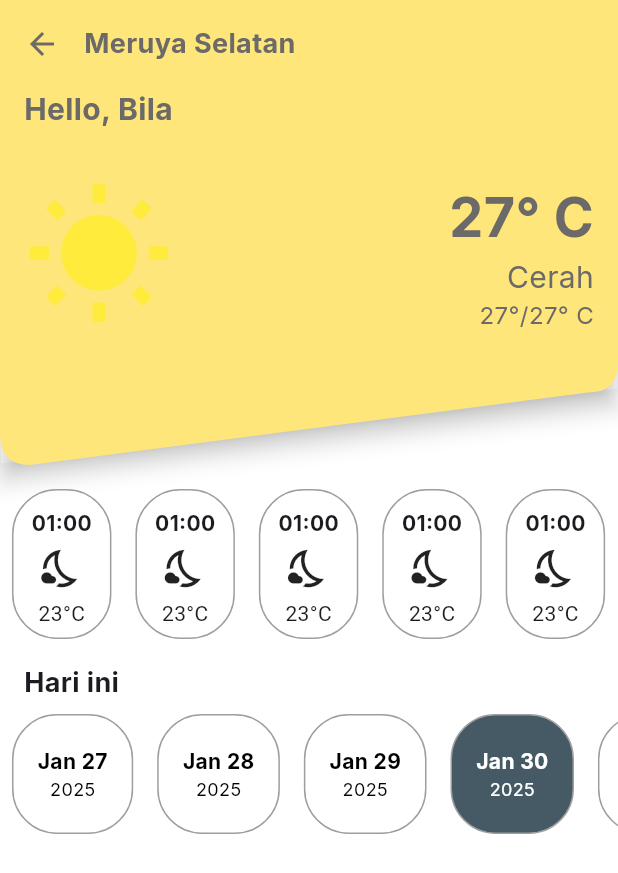
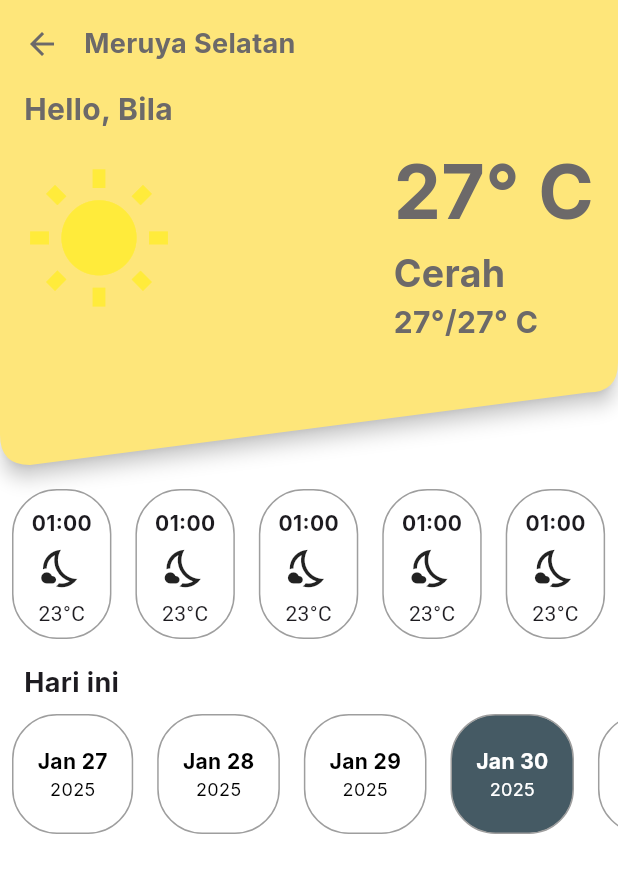
Before and after one commit to Alif-Fikri/JIR, a Flutter app: the screen it shows after launch, after a tap on "Cuaca", on a phone screen of 412 x 824 dp. Shown: the top 873 px of the screen. Run offline on Flutter 3.47's test engine with Material 3 defaults, Android fonts, the phone set to English and light mode, and no system bars; our stand-ins replace connectivity_plus, dio, fl_chart, flutter_compass, flutter_dotenv, flutter_map and 13 more; accounts and stored records are empty; network calls fail.

Commit message:
fixed bug on weather helper image and translator in home controller, also add custom diagonal container for weather page

```diff
--- a/lib/helper/image_selector.dart
+++ /dev/null
@@ -1,76 +0,0 @@
-class BackgroundImageSelector {
-  static String getBackgroundImage(int currentHour) {
-    if (currentHour >= 6 && currentHour < 12) {
-      return 'assets/images/morning.png';
-    } else if (currentHour >= 12 && currentHour < 18) {
-      return 'assets/images/afternoon.png';
-    } else {
-      return 'assets/images/night.png';
-    }
-  }
-
-  static String getImageForWeather(String description) {
-    switch (description.toLowerCase()) {
-      case "clear":
-        return 'assets/images/Cuaca Smart City Icon-05.png';
-      case "clouds":
-        return 'assets/images/Cuaca Smart City Icon-07.png';
-      case "rain":
-        return 'assets/images/Cuaca Smart City Icon-04.png';
-      case "snow":
-        return 'assets/images/snow.png';
-      case "mist":
-        return 'assets/images/Cuaca Smart City Icon-09.png';
-      case "haze":
-        return 'assets/images/Cuaca Smart City Icon-13.png';
-      case "thunderstorm":
-        return 'assets/images/Cuaca Smart City Icon-06.png';
-      case "broken clouds":
-        return 'assets/images/Cuaca Smart City Icon-07.png';
-      case "scattered clouds":
-        return 'assets/images/Cuaca Smart City Icon-08.png';
-      case "few clouds":
-        return 'assets/images/Cuaca Smart City Icon-08.png';
-      case "shower rain":
-        return 'assets/images/Cuaca Smart City Icon-03.png';
-      case "drizzle":
-        return 'assets/images/Cuaca Smart City Icon-03.png';
-      case "light rain":
-        return 'assets/images/Cuaca Smart City Icon-03.png';
-      case "moderate rain":
-        return 'assets/images/Cuaca Smart City Icon-04.png';
-      case "heavy intensity rain":
-        return 'assets/images/Cuaca Smart City Icon-06.png';
-      case "very heavy rain":
-        return 'assets/images/Cuaca Smart City Icon-06.png';
-      case "extreme rain":
-        return 'assets/images/Cuaca Smart City Icon-06.png';
-      case "light snow":
-        return 'assets/images/light_snow.png';
-      case "heavy snow":
-        return 'assets/images/heavy_snow.png';
-      case "sleet":
-        return 'assets/images/sleet.png';
-      case "freezing rain":
-        return 'assets/images/freezing_rain.png';
-      case "overcast clouds":
-        return 'assets/images/oCuaca Smart City Icon-07.png';
-      case "smoke":
-        return 'assets/images/Cuaca Smart City Icon-12.png';
-      case "dust":
-        return 'assets/images/Cuaca Smart City Icon-09.png';
-      case "fog":
-        return 'assets/images/Cuaca Smart City Icon-09.png';
-      case "sand":
-        return 'assets/images/sand.png';
-      case "ash":
-        return 'assets/images/ash.png';
-      case "squall":
-        return 'assets/images/squall.png';
-      case "tornado":
-        return 'assets/images/Cuaca Smart City Icon-09.png';
-      default:
-        return 'assets/images/Cuaca Smart City Icon-01.png';
-    }
-  }
-}
--- a/lib/helper/weathertranslator.dart
+++ /dev/null
@@ -1,67 +0,0 @@
-class WeatherTranslator {
-  static String translate(String? description) {
-    if (description == null) return "N/A";
-    switch (description.toLowerCase()) {
-      case "clear":
-        return "Cerah";
-      case "clouds":
-        return "Berawan";
-      case "rain":
-        return "Hujan";
-      case "snow":
-        return "Salju";
-      case "mist":
-        return "Kabut";
-      case "haze":
-        return "Kabut Asap";
-      case "thunderstorm":
-        return "Badai Petir";
-      case "broken clouds":
-        return "Awan Pecah";
-      case "scattered clouds":
-        return "Awan Tersebar";
-      case "few clouds":
-        return "Sedikit Awan";
-      case "shower rain":
-        return "Hujan Gerimis";
-      case "drizzle":
-        return "Gerimis";
-      case "light rain":
-        return "Hujan Ringan";
-      case "moderate rain":
-        return "Hujan Sedang";
-      case "heavy intensity rain":
-        return "Hujan Lebat";
-      case "very heavy rain":
-        return "Hujan Sangat Lebat";
-      case "extreme rain":
-        return "Hujan Ekstrem";
-      case "light snow":
-        return "Salju Ringan";
-      case "heavy snow":
-        return "Salju Lebat";
-      case "sleet":
-        return "Hujan Salju";
-      case "freezing rain":
-        return "Hujan Beku";
-      case "overcast clouds":
-        return "Awan Mendung";
-      case "smoke":
-        return "Asap";
-      case "dust":
-        return "Debu";
-      case "fog":
-        return "Kabut Tebal";
-      case "sand":
-        return "Pasir";
-      case "ash":
-        return "Abu Vulkanik";
-      case "squall":
-        return "Angin Kencang";
-      case "tornado":
-        return "Tornado";
-      default:
-        return description;
-    }
-  }
-}
--- a/lib/pages/home/main/controller/home_controller.dart
+++ b/lib/pages/home/main/controller/home_controller.dart
@@ -2,17 +2,18 @@ import 'package:flutter/material.dart';
 import 'package:get/get.dart';
 import 'package:geolocator/geolocator.dart';
 import 'package:geocoding/geocoding.dart';
+import 'package:smartcitys/pages/home/weather/weather_helper.dart';
 import 'package:weather/weather.dart';
 import 'package:flutter_dotenv/flutter_dotenv.dart';
-import 'package:smartcitys/helper/weathertranslator.dart';
 
-class HomeController extends GetxController
-    with GetSingleTickerProviderStateMixin {
+class HomeController extends GetxController with GetSingleTickerProviderStateMixin {
   late AnimationController animationController;
 
   var temperature = 'Loading...'.obs;
   var location = 'Loading...'.obs;
   var weatherDescription = 'Loading...'.obs;
+  var weatherIcon = ''.obs;
+  var backgroundImage = ''.obs;
   var isLoading = true.obs;
 
   late WeatherFactory wf;
@@ -51,21 +52,29 @@ class HomeController extends GetxController
       if (!await _handleLocationPermission()) return;
 
       final position = await Geolocator.getCurrentPosition(
-          desiredAccuracy: LocationAccuracy.high);
+        desiredAccuracy: LocationAccuracy.high,
+      );
 
       final weather = await wf.currentWeatherByLocation(
-          position.latitude, position.longitude);
-      final placemarks =
-          await placemarkFromCoordinates(position.latitude, position.longitude);
-      final place =
-          placemarks.isNotEmpty ? placemarks.first : const Placemark();
+        position.latitude,
+        position.longitude,
+      );
 
-      temperature.value =
-          weather.temperature?.celsius?.toStringAsFixed(1) ?? 'N/A';
-      location.value =
-          place.locality?.replaceFirst("Kecamatan ", "") ?? 'Unknown Location';
-      weatherDescription.value =
-          _translateWeatherDescription(weather.weatherDescription);
+      final placemarks = await placemarkFromCoordinates(
+        position.latitude,
+        position.longitude,
+      );
+
+      final place = placemarks.isNotEmpty ? placemarks.first : const Placemark();
+
+      temperature.value = weather.temperature?.celsius?.toStringAsFixed(1) ?? 'N/A';
+      location.value = place.locality?.replaceFirst("Kecamatan ", "") ?? 'Unknown Location';
+      weatherDescription.value = WeatherHelper.translateWeather(weather.weatherDescription);
+      weatherIcon.value = WeatherHelper.getImageForWeather(weather.weatherDescription);
+
+      final currentHour = DateTime.now().hour;
+      backgroundImage.value = WeatherHelper.getBackgroundImage(currentHour);
+
     } catch (e) {
       debugPrint('Error: $e');
       _setError('Failed to fetch data');
@@ -76,6 +85,8 @@ class HomeController extends GetxController
     location.value = 'Loading...';
     temperature.value = 'Loading...';
     weatherDescription.value = 'Loading...';
+    weatherIcon.value = '';
+    backgroundImage.value = '';
   }
 
   Future<bool> _handleLocationPermission() async {
@@ -90,8 +101,7 @@ class HomeController extends GetxController
     }
 
     if (permission == LocationPermission.deniedForever) {
-      _setError(
-          'Location permission permanently denied. Please enable location in settings.');
+      _setError('Location permission permanently denied. Please enable location in settings.');
       return false;
     }
 
@@ -102,9 +112,8 @@ class HomeController extends GetxController
     location.value = message;
     temperature.value = 'N/A';
     weatherDescription.value = 'N/A';
-  }
-
-  String _translateWeatherDescription(String? description) {
-    return WeatherTranslator.translate(description);
+    weatherIcon.value = 'assets/images/Cuaca Smart City Icon-01.png';
+    final currentHour = DateTime.now().hour;
+    backgroundImage.value = WeatherHelper.getBackgroundImage(currentHour);
   }
 }
--- a/lib/pages/home/main/view/home.dart
+++ b/lib/pages/home/main/view/home.dart
@@ -3,11 +3,9 @@ import 'package:google_fonts/google_fonts.dart';
 import 'package:smartcitys/app/routes/app_routes.dart';
 import 'package:smartcitys/helper/loading.dart';
 import 'package:smartcitys/pages/home/main/controller/home_controller.dart';
+import 'package:smartcitys/pages/home/chat/chatbot.dart';
+import 'package:get/get.dart';
 import 'dart:math' as math;
-import 'package:smartcitys/pages/home/chat/chatbot.dart';
-import 'package:smartcitys/helper/weathertranslator.dart';
-import 'package:smartcitys/helper/image_selector.dart';
-import 'package:get/get.dart';
 
 class HomePage extends StatelessWidget {
   HomePage({Key? key}) : super(key: key);
@@ -20,16 +18,11 @@ class HomePage extends StatelessWidget {
       if (controller.isLoading.value) {
         return const LoadingPage();
       }
-
       return _buildMainContent();
     });
   }
 
   Widget _buildMainContent() {
-    final int currentHour = DateTime.now().hour;
-    String backgroundImage =
-        BackgroundImageSelector.getBackgroundImage(currentHour);
-
     return Scaffold(
       backgroundColor: Colors.white,
       body: Stack(
@@ -37,6 +30,7 @@ class HomePage extends StatelessWidget {
           SingleChildScrollView(
             child: Column(
               children: [
+                // Header dengan Shadow
                 ClipRRect(
                   borderRadius: const BorderRadius.only(
                     bottomLeft: Radius.circular(87),
@@ -44,9 +38,11 @@ class HomePage extends StatelessWidget {
                   ),
                   child: Container(
                     height: 308.0,
-                    color: const Color(0xFF45557B),
+                    decoration: const BoxDecoration(
+                      color: Color(0xFF45557B),
+                    ),
                     child: Padding(
-                      padding: const EdgeInsets.only(top: 25.0, left: 25.0),
+                      padding: const EdgeInsets.only(top: 60.0),
                       child: Align(
                         alignment: Alignment.topCenter,
                         child: Text(
@@ -55,6 +51,13 @@ class HomePage extends StatelessWidget {
                             fontSize: 20,
                             fontWeight: FontWeight.bold,
                             color: Colors.white,
+                            shadows: [
+                              Shadow(
+                                blurRadius: 5.0,
+                                color: Colors.black.withOpacity(0.6),
+                                offset: const Offset(2, 2),
+                              ),
+                            ],
                           ),
                         ),
                       ),
@@ -62,12 +65,6 @@ class HomePage extends StatelessWidget {
                   ),
                 ),
                 Obx(() {
-                  String translatedDescription = WeatherTranslator.translate(
-                      controller.weatherDescription.value);
-                  String weatherImage =
-                      BackgroundImageSelector.getImageForWeather(
-                          translatedDescription);
-
                   return Transform.translate(
                     offset: const Offset(0, -170),
                     child: Padding(
@@ -75,14 +72,29 @@ class HomePage extends StatelessWidget {
                       child: Stack(
                         clipBehavior: Clip.none,
                         children: [
-                          ClipRRect(
+                          Container(
+                            height: 250,
+                            decoration: BoxDecoration(
+                              borderRadius: BorderRadius.circular(20),
+                              boxShadow: [
+                                BoxShadow(
+                                  color: Colors.black.withOpacity(0.4),
+                                  blurRadius: 15,
+                                  offset: const Offset(0, 8),
+                                ),
+                              ],
+                            ),
+                            child: ClipRRect(
                               borderRadius: BorderRadius.circular(20),
                               child: Container(
-                              height: 250,
                                 decoration: BoxDecoration(
                                   image: DecorationImage(
-                                    image: AssetImage(backgroundImage),
-                                    fit: BoxFit.cover),
+                                    image: AssetImage(
+                                      controller.backgroundImage.value,
+                                    ),
+                                    fit: BoxFit.cover,
+                                  ),
+                                ),
                               ),
                             ),
                           ),
@@ -91,17 +103,27 @@ class HomePage extends StatelessWidget {
                             left: 8,
                             child: Container(
                               padding: const EdgeInsets.all(10),
+                              width: 110,
+                              height: 130,
                               decoration: BoxDecoration(
                                 color: Colors.black.withOpacity(0.4),
                                 borderRadius: BorderRadius.circular(15),
                               ),
                               child: Column(
                                 crossAxisAlignment: CrossAxisAlignment.start,
+                                mainAxisAlignment: MainAxisAlignment.center,
                                 children: [
-                                  Image.asset(weatherImage,
-                                      width: 50, height: 37),
-                                  Obx(
-                                    () => Text(
+                                  SizedBox(
+                                    width: 80,
+                                    height: 50,
+                                    child: Image.asset(
+                                      controller.weatherIcon.value,
+                                      fit: BoxFit.cover,
+                                    ),
+                                  ),
+                                  const SizedBox(height: 5),
+                                  // Deskripsi Cuaca
+                                  Text(
                                     controller.weatherDescription.value,
                                     style: GoogleFonts.inter(
                                       color: Colors.white,
@@ -109,9 +131,8 @@ class HomePage extends StatelessWidget {
                                       fontWeight: FontWeight.w700,
                                     ),
                                   ),
-                                  ),
-                                  Obx(
-                                    () => Text(
+                                  // Suhu
+                                  Text(
                                     "${controller.temperature.value}°",
                                     style: GoogleFonts.inter(
                                       color: Colors.white,
@@ -119,15 +140,13 @@ class HomePage extends StatelessWidget {
                                       fontWeight: FontWeight.w700,
                                     ),
                                   ),
-                                  ),
-                                  Obx(
-                                    () => Text(
+                                  // Lokasi
+                                  Text(
                                     controller.location.value,
                                     style: GoogleFonts.inter(
                                       color: Colors.white,
                                       fontSize: 8,
                                       fontWeight: FontWeight.w700,
-                                      ),
                                     ),
                                   )
                                 ],
--- a/lib/pages/home/weather/diagonal_container.dart
+++ b/lib/pages/home/weather/diagonal_container.dart
@@ -19,11 +19,9 @@ class DiagonalContainer extends StatelessWidget {
   }
 }
 
-class DiagonalClipper extends CustomClipper<Path> {
-  @override
-  Path getClip(Size size) {
-    final radius = 20.0;
-    final diagonalHeight = 48.3;
+Path getDiagonalPath(Size size) {
+  const radius = 20.0;
+  const diagonalHeight = 48.3;
 
   Path path = Path();
 
@@ -44,7 +42,14 @@ class DiagonalClipper extends CustomClipper<Path> {
     size.height - radius,
   );
   path.close();
+
   return path;
+}
+
+class DiagonalClipper extends CustomClipper<Path> {
+  @override
+  Path getClip(Size size) {
+    return getDiagonalPath(size);
   }
 
   @override
@@ -54,17 +59,12 @@ class DiagonalClipper extends CustomClipper<Path> {
 class DiagonalShadowPainter extends CustomPainter {
   @override
   void paint(Canvas canvas, Size size) {
-    Path path = Path();
-    path.lineTo(0, size.height);
-    path.lineTo(size.width, size.height - 50);
-    path.lineTo(size.width, 0);
-    path.close();
-
+    Path path = getDiagonalPath(size);
     canvas.drawShadow(
       path,
       Colors.black.withOpacity(0.9),
-      6,
-      false,
+      5,
+      true,
     );
   }
 
--- a/lib/pages/home/weather/weather.dart
+++ b/lib/pages/home/weather/weather.dart
@@ -45,28 +45,30 @@ class WeatherPage extends StatelessWidget {
                             fontWeight: FontWeight.bold,
                             color: const Color(0xff6C6969)),
                       ),
-                      const SizedBox(height: 32),
+                      const SizedBox(height: 5),
                       Row(
                         mainAxisAlignment: MainAxisAlignment.spaceBetween,
                         children: [
                           const Icon(Icons.wb_sunny,
                               size: 100, color: Colors.yellow),
                           Column(
-                            crossAxisAlignment: CrossAxisAlignment.end,
+                            crossAxisAlignment: CrossAxisAlignment.start,
                             mainAxisAlignment: MainAxisAlignment.center,
                             children: [
                               Text('27° C',
                                   style: GoogleFonts.inter(
-                                      fontSize: 36,
+                                      fontSize: 50,
                                       fontWeight: FontWeight.bold,
                                       color: const Color(0xff6C6969))),
                               Text('Cerah',
                                   style: GoogleFonts.inter(
-                                      fontSize: 20,
+                                      fontSize: 25,
+                                      fontWeight: FontWeight.bold,
                                       color: const Color(0xff6C6969))),
                               Text('27°/27° C',
                                   style: GoogleFonts.inter(
-                                      fontSize: 16,
+                                      fontSize: 20,
+                                      fontWeight: FontWeight.bold,
                                       color: const Color(0xff6C6969))),
                             ],
                           )
--- /dev/null
+++ b/lib/pages/home/weather/weather_helper.dart
@@ -0,0 +1,129 @@
+class WeatherHelper {
+  static String translateWeather(String? description) {
+    if (description == null) return "N/A";
+    switch (description.toLowerCase()) {
+      case "clear":
+        return "Cerah";
+      case "clouds":
+        return "Berawan";
+      case "rain":
+        return "Hujan";
+      case "snow":
+        return "Salju";
+      case "mist":
+        return "Kabut";
+      case "haze":
+        return "Kabut Asap";
+      case "thunderstorm":
+        return "Badai Petir";
+      case "broken clouds":
+        return "Awan Pecah";
+      case "scattered clouds":
+        return "Awan Tersebar";
+      case "few clouds":
+        return "Sedikit Awan";
+      case "shower rain":
+      case "drizzle":
+      case "light rain":
+        return "Hujan Ringan";
+      case "moderate rain":
+        return "Hujan Sedang";
+      case "heavy intensity rain":
+      case "very heavy rain":
+      case "extreme rain":
+        return "Hujan Lebat";
+      case "light snow":
+        return "Salju Ringan";
+      case "heavy snow":
+        return "Salju Lebat";
+      case "sleet":
+        return "Hujan Salju";
+      case "freezing rain":
+        return "Hujan Beku";
+      case "overcast clouds":
+        return "Awan Mendung";
+      case "smoke":
+        return "Asap";
+      case "dust":
+        return "Debu";
+      case "fog":
+        return "Kabut Tebal";
+      case "sand":
+        return "Pasir";
+      case "ash":
+        return "Abu Vulkanik";
+      case "squall":
+        return "Angin Kencang";
+      case "tornado":
+        return "Tornado";
+      default:
+        return description;
+    }
+  }
+
+  static String getImageForWeather(String? description) {
+    if (description == null) return 'assets/images/Cuaca Smart City Icon-01.png';
+    switch (description.toLowerCase()) {
+      case "clear":
+        return 'assets/images/Cuaca Smart City Icon-05.png';
+      case "clouds":
+      case "broken clouds":
+      case "overcast clouds":
+        return 'assets/images/Cuaca Smart City Icon-07.png';
+      case "scattered clouds":
+      case "few clouds":
+        return 'assets/images/Cuaca Smart City Icon-08.png';
+      case "rain":
+      case "shower rain":
+      case "drizzle":
+      case "light rain":
+        return 'assets/images/Cuaca Smart City Icon-03.png';
+      case "moderate rain":
+        return 'assets/images/Cuaca Smart City Icon-04.png';
+      case "heavy intensity rain":
+      case "very heavy rain":
+      case "extreme rain":
+        return 'assets/images/Cuaca Smart City Icon-06.png';
+      case "snow":
+        return 'assets/images/snow.png';
+      case "light snow":
+        return 'assets/images/light_snow.png';
+      case "heavy snow":
+        return 'assets/images/heavy_snow.png';
+      case "sleet":
+        return 'assets/images/sleet.png';
+      case "freezing rain":
+        return 'assets/images/freezing_rain.png';
+      case "mist":
+        return 'assets/images/Cuaca Smart City Icon-09.png';
+      case "haze":
+        return 'assets/images/Cuaca Smart City Icon-13.png';
+      case "thunderstorm":
+        return 'assets/images/Cuaca Smart City Icon-06.png';
+      case "smoke":
+        return 'assets/images/Cuaca Smart City Icon-12.png';
+      case "dust":
+      case "fog":
+      case "tornado":
+        return 'assets/images/Cuaca Smart City Icon-09.png';
+      case "sand":
+        return 'assets/images/sand.png';
+      case "ash":
+        return 'assets/images/ash.png';
+      case "squall":
+        return 'assets/images/squall.png';
+      default:
+        return 'assets/images/Cuaca Smart City Icon-01.png';
+    }
+  }
+
+  static String getBackgroundImage(int currentHour) {
+    if (currentHour >= 6 && currentHour < 12) {
+      return 'assets/images/morning.png';
+    } else if (currentHour >= 12 && currentHour < 18) {
+      return 'assets/images/afternoon.png';
+    } else {
+      return 'assets/images/night.png';
+    }
+  }
+}
```
Lines whose indentation alone changed are shown as unchanged.
